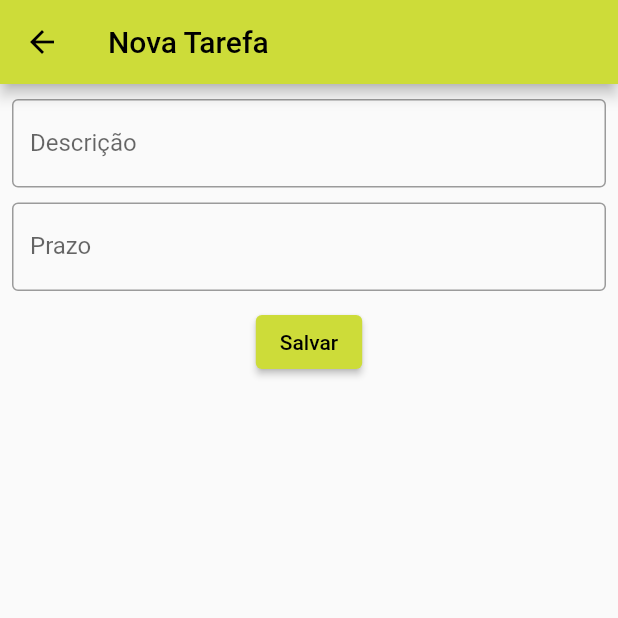
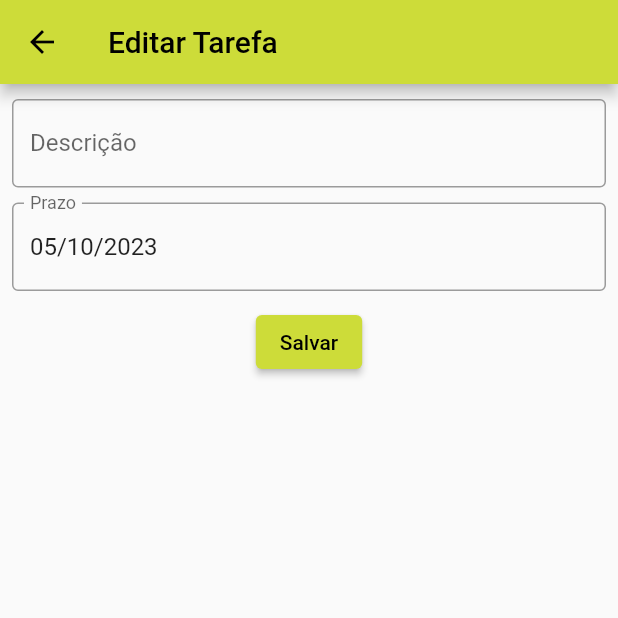
Before and after one commit to KleberCAbreu/Tarefas, a Flutter app: the TarefasEdit screen opened directly with empty values, on a phone screen of 412 x 824 dp, the top half of it. Run offline on Flutter 3.47's test engine with Material 2 defaults, Android fonts, the phone set to English and light mode, and no system bars; our stand-ins replace sembast.

```diff
--- a/lib/tarefas_edit.dart
+++ b/lib/tarefas_edit.dart
@@ -1,20 +1,21 @@
 import 'package:flutter/material.dart';
 import 'package:tarefas/tarefas_form.dart';
-import 'package:tarefas/tarefas_helper.dart';
 
 import 'tarefa_state.dart';
+import 'tarefas_helper.dart';
 
 class TarefasEdit extends StatelessWidget {
   final TarefaState state;
-  const TarefasEdit({super.key, required this.state, required TarefasHelper helper});
+  final TarefasHelper helper;
+  const TarefasEdit({super.key, required this.state, required this.helper});
 
   @override
   Widget build(BuildContext context) {
     return  Scaffold(
       appBar: AppBar(
-        title: const Text("Nova Tarefa"),
+        title: const Text("Editar Tarefa"),
       ),
-      body: TarefasForm(state: this.state),
+      body: TarefasForm(state: this.state, helper: helper,),
     );
   }
 }
--- a/lib/tarefas_form.dart
+++ b/lib/tarefas_form.dart
@@ -1,3 +1,4 @@
+
 import 'package:flutter/material.dart';
 import 'package:intl/intl.dart';
 
@@ -7,7 +8,8 @@ import 'tarefas_helper.dart';
 
 class TarefasForm extends StatefulWidget {
   final TarefaState state;
-  const TarefasForm({super.key, required this.state});
+  final TarefasHelper helper;
+  const TarefasForm({super.key, required this.state, required this.helper});
 
   @override
   State<TarefasForm> createState() => _TarefasFormState();
@@ -18,12 +20,20 @@ class _TarefasFormState extends State<TarefasForm> {
 
   final _formKey = GlobalKey<FormState>(); // 1- Controla o estado do formulário
   late Tarefa _tarefa;
+  late DateFormat dateFormat; // declarando o atributo dateFormat
   @override
   void initState() {
     super.initState();
     _tarefa = widget.state.tarefa ?? Tarefa(descricao: "", prazo: DateTime.now());
+    // inicializando o objeto dateFormat, responsável por formatar datas
+    dateFormat = DateFormat("dd/MM/yyyy");
+    if (_tarefa.prazo!=null) {
+      atualizaPrazo(_tarefa.prazo);
+    }
   }
-  late TarefasHelper helper;
+
+
+
 
   @override
   Widget build(BuildContext context) {
@@ -54,8 +64,8 @@ class _TarefasFormState extends State<TarefasForm> {
                lastDate: DateTime.now().add(const Duration(days: 365)),);
                 print(data);
                 if (data!=null) {
-                  String dataFormatada = DateFormat("dd/MM/yyyy").format(data);
-                  _dateController.text = dataFormatada;
+                  atualizaPrazo(data);
+
                 }
               } ,
 
@@ -65,7 +75,7 @@ class _TarefasFormState extends State<TarefasForm> {
               validator: (value){
                 /**5 - validando o campo do prazo */
                   try {
-                    DateTime data = DateFormat("dd/MM/yyyy").parse(value!);
+                    DateTime data = dateFormat.parse(value!);
                     if (data.isBefore(DateTime.now()))                  {
                        return "Data não pode ser no passado!";
                     }
@@ -73,7 +83,7 @@ class _TarefasFormState extends State<TarefasForm> {
                     return "Data inválida";
                   }
               },
-              onSaved: (value) => _tarefa.prazo = DateFormat("dd/MM/yyyy").parse(value!), // 8 - armazenando a data no campo prazo da tarefa
+              onSaved: (value) => _tarefa.prazo = dateFormat.parse(value!), // 8 - armazenando a data no campo prazo da tarefa
             ),
             const SizedBox(height: 10,),
             ElevatedButton(onPressed: () async {
@@ -84,7 +94,7 @@ class _TarefasFormState extends State<TarefasForm> {
                 _formKey.currentState!.save(); // 4-Solicita ao formulário que salve os dados
                 print("Tarefa digitada: $_tarefa");  // 9- Aqui iremos enviar para o banco de dados
 
-                await helper.salvar(_tarefa);
+                await widget.helper.salvar(_tarefa);
 
               }
             }, child: const Text("Salvar"))
@@ -93,4 +103,9 @@ class _TarefasFormState extends State<TarefasForm> {
       ),
     );
   }
+
+  void atualizaPrazo(data) {
+    String dataFormatada = dateFormat.format(data);
+    _dateController.text = dataFormatada;
+  }
 }
--- a/lib/tarefas_helper.impl.dart
+++ b/lib/tarefas_helper.impl.dart
@@ -35,6 +35,10 @@ class TarefasHelperImpl extends TarefasHelper {
   Future<int> salvar(Tarefa tarefa) async {
     var store = intMapStoreFactory.store('tarefas');
     var db = (await SembastDatabase().getInstance());
-    return await store.add(db, tarefa.getMap());
+    if (tarefa.id!=null) {
+       return await store.update(db, tarefa.getMap());
+    } else {
+       return await store.add(db, tarefa.getMap());
+    }
   }
 }
```
Also changed, not shown: lib/tarefas_novo.dart (+4 -3 lines).
